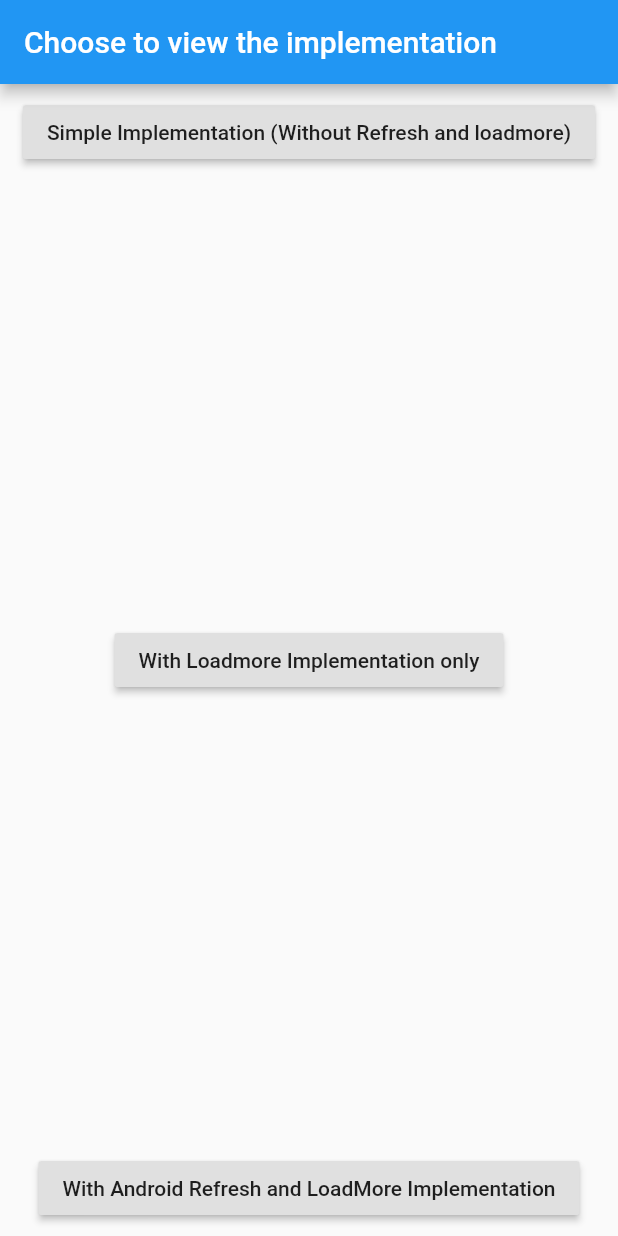
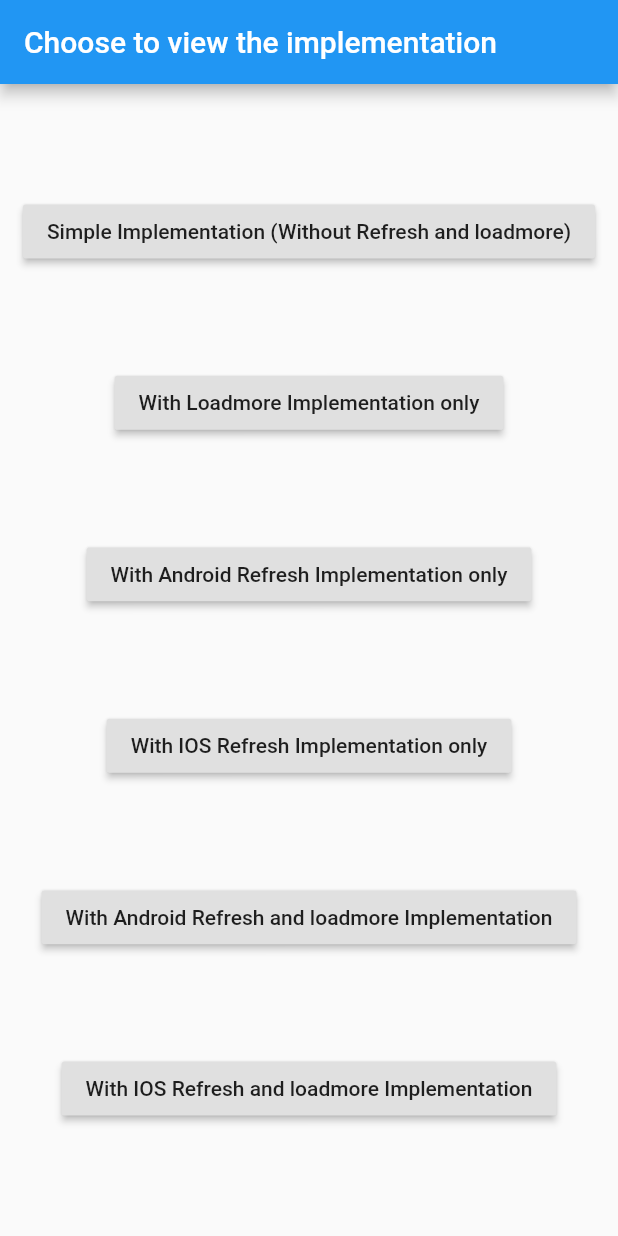
Before and after one commit to SmarttersStudio/retro_infinity_scroller, a Flutter app: the screen it shows after launch, on a phone screen of 412 x 824 dp. Run offline on Flutter 3.47's test engine with Material 2 defaults, Android fonts, the phone set to English and light mode, and no system bars.

Commit message:
Dummy Pages with Custom Refresh WIP

```diff
--- a/example/lib/main.dart
+++ b/example/lib/main.dart
@@ -1,5 +1,8 @@
 import 'package:flutter/material.dart';
+import 'package:retroinfinityscroll_example/pages/infinity_scroll_with_android_refresh_and_load_more_page.dart';
 import 'package:retroinfinityscroll_example/pages/infinity_scroll_with_android_refresh_page.dart';
+import 'package:retroinfinityscroll_example/pages/infinity_scroll_with_ios_refresh_and_load_more_page.dart';
+import 'package:retroinfinityscroll_example/pages/inifnity_scroll_with_ios_refresh_page.dart';
 import 'package:retroinfinityscroll_example/pages/load_more_retro_infinity_scroll_page.dart';
 import 'package:retroinfinityscroll_example/pages/simple_retro_infinity_scroll_page.dart';
 
@@ -19,7 +22,7 @@ class ChooseOptionsPage extends StatelessWidget {
       child: Padding(
         padding: const EdgeInsets.all(8.0),
         child: Column(
-          mainAxisAlignment: MainAxisAlignment.spaceBetween,
+          mainAxisAlignment: MainAxisAlignment.spaceEvenly,
           children: [
             RaisedButton(
               onPressed: () => Navigator.push(
@@ -42,7 +45,30 @@ class ChooseOptionsPage extends StatelessWidget {
                   MaterialPageRoute(
                       builder: (ctx) =>
                           InfinityScrollWithAndroidRefreshPage())),
-              child: Text('With Android Refresh and LoadMore Implementation'),
+              child: Text('With Android Refresh Implementation only'),
+            ),
+            RaisedButton(
+              onPressed: () => Navigator.push(
+                  context,
+                  MaterialPageRoute(
+                      builder: (ctx) => InfinityScrollWithIosRefreshPage())),
+              child: Text('With IOS Refresh Implementation only'),
+            ),
+            RaisedButton(
+              onPressed: () => Navigator.push(
+                  context,
+                  MaterialPageRoute(
+                      builder: (ctx) =>
+                          InfinityScrollWithAndroidRefreshAndLoadMorePage())),
+              child: Text('With Android Refresh and loadmore Implementation'),
+            ),
+            RaisedButton(
+              onPressed: () => Navigator.push(
+                  context,
+                  MaterialPageRoute(
+                      builder: (ctx) =>
+                          InfinityScrollWithIosRefreshAndLoadMorePage())),
+              child: Text('With IOS Refresh and loadmore Implementation'),
             ),
           ],
         ),
```
